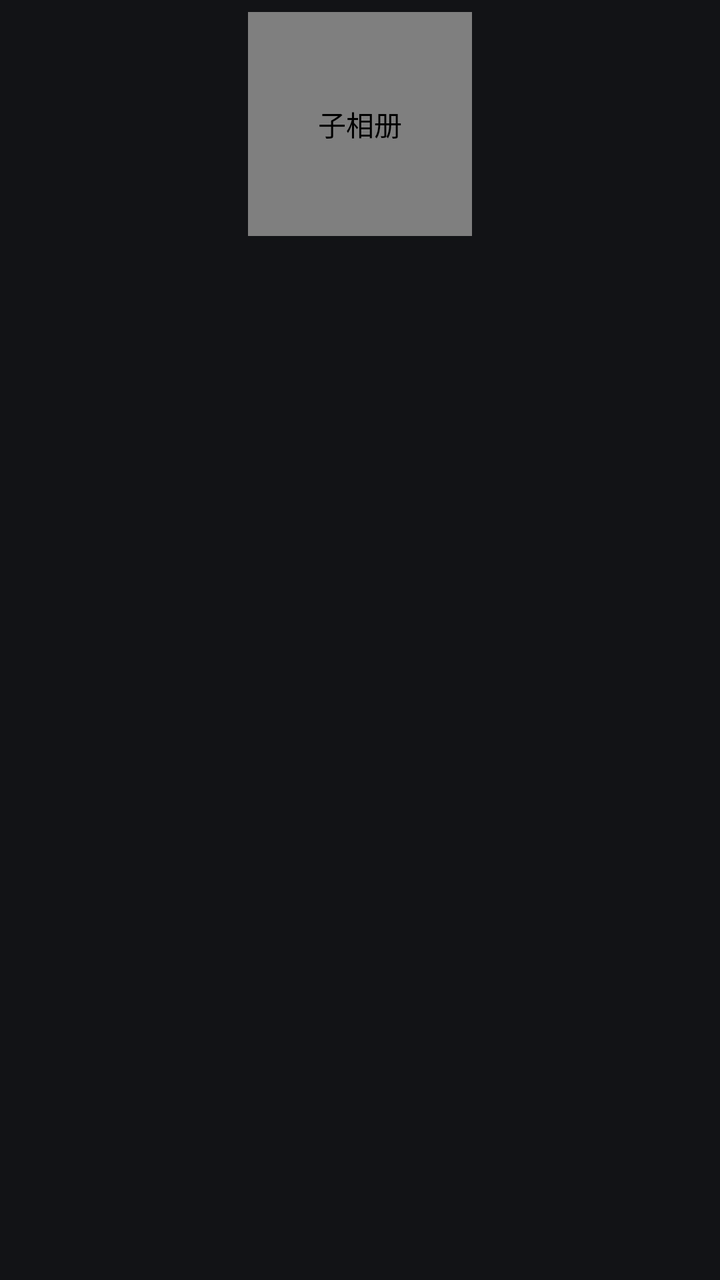
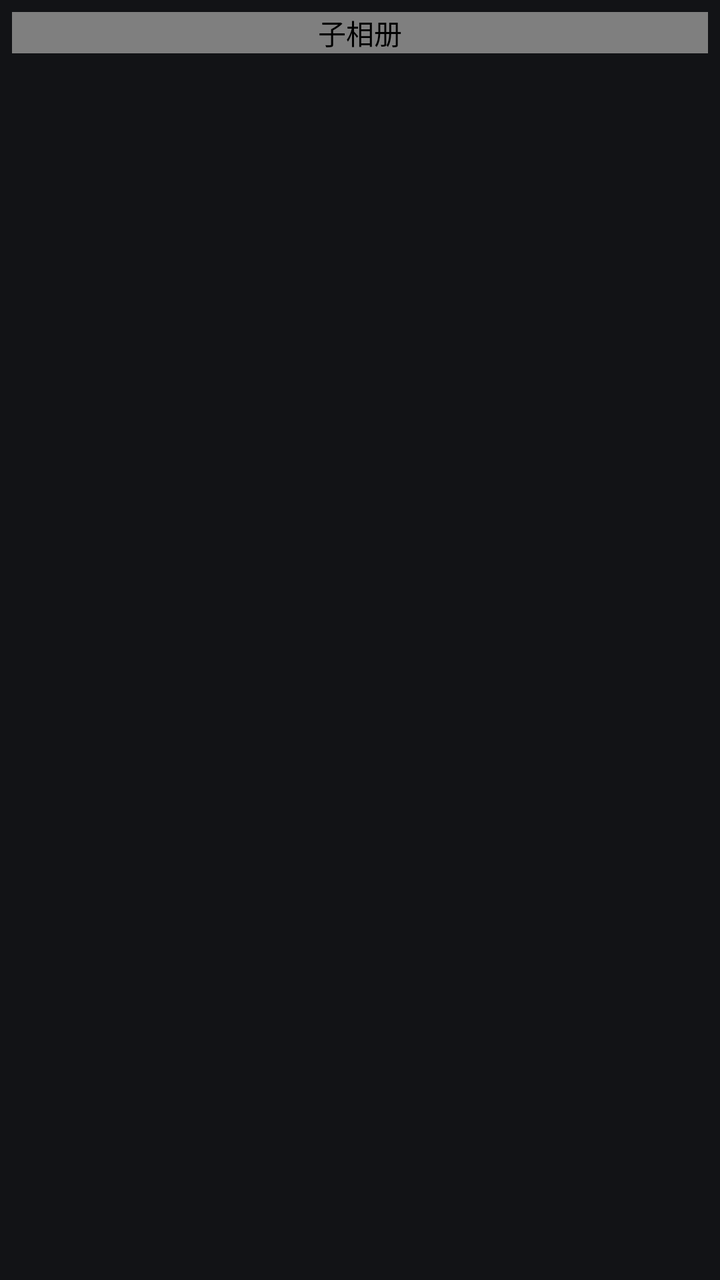

An Android layout rendered at two revisions. The XML below is the earlier revision; the diff shows what the commit changed to produce the second picture.
<!-- AndroidManifest.xml: application theme Theme.PhotoAlbum -->
<!-- res/layout/item_subalbum.xml -->
<?xml version="1.0" encoding="utf-8"?>
<LinearLayout xmlns:android="http://schemas.android.com/apk/res/android"
    android:layout_width="132dp"
    android:layout_height="wrap_content"
    android:background="?attr/selectableItemBackground"
    android:gravity="center_horizontal"
    android:orientation="vertical"
    android:padding="6dp">

    <com.privatealbum.app.widget.SquareImageView
        android:id="@+id/cover"
        android:layout_width="112dp"
        android:layout_height="112dp"
        android:background="@drawable/bg_thumb"
        android:contentDescription="@string/subalbum_section"
        android:scaleType="centerCrop" />

    <TextView
        android:id="@+id/name"
        android:layout_width="match_parent"
        android:layout_height="wrap_content"
        android:layout_marginTop="6dp"
        android:ellipsize="end"
        android:gravity="center"
        android:maxLines="1"
        android:textColor="@color/text_primary"
        android:textSize="14sp" />

    <TextView
        android:id="@+id/subtitle"
        android:layout_width="match_parent"
        android:layout_height="wrap_content"
        android:ellipsize="end"
        android:gravity="center"
        android:maxLines="1"
        android:textColor="@color/text_secondary"
        android:textSize="11sp" />
</LinearLayout>
<!-- resources referenced by this layout -->
<resources>
  <color name="text_primary">#FFECEEF1</color>
  <color name="text_secondary">#FF9AA0A6</color>
  <!-- drawable bg_thumb (drawable) -->
  <shape xmlns:android="http://schemas.android.com/apk/res/android" android:shape="rectangle">
      <solid android:color="@color/placeholder" />
      <corners android:radius="10dp" />
  </shape>
  <string name="subalbum_section">子相册</string>
  <style name="Theme.PhotoAlbum" parent="Theme.Material3.Dark.NoActionBar">
          <item name="colorPrimary">@color/accent</item>
          <item name="colorOnPrimary">@color/black</item>
          <item name="colorPrimaryContainer">@color/accent_dim</item>
          <item name="colorOnPrimaryContainer">@color/text_primary</item>
          <item name="colorSecondary">@color/accent</item>
          <item name="colorSurface">@color/surface</item>
          <item name="colorOnSurface">@color/text_primary</item>
          <item name="colorSurfaceVariant">@color/surface_high</item>
          <item name="colorOnSurfaceVariant">@color/text_secondary</item>
          <item name="android:colorBackground">@color/bg</item>
          <item name="colorOnBackground">@color/text_primary</item>
          <item name="android:statusBarColor">@color/bg</item>
          <item name="android:navigationBarColor">@color/surface</item>
          <item name="android:windowLightStatusBar">false</item>
          <item name="materialAlertDialogTheme">@style/Theme.PhotoAlbum.Dialog</item>
          <item name="bottomSheetDialogTheme">@style/Theme.PhotoAlbum.BottomSheet</item>
      </style>
  <color name="placeholder">#FF2A2E35</color>
  <color name="accent">#FF8AB4F8</color>
  <color name="black">#FF000000</color>
  <color name="accent_dim">#FF3B5B87</color>
  <color name="surface">#FF1B1D21</color>
  <color name="surface_high">#FF24272C</color>
  <color name="bg">#FF121316</color>
  <style name="Theme.PhotoAlbum.Dialog" parent="ThemeOverlay.Material3.MaterialAlertDialog">
          <item name="colorSurface">@color/surface_high</item>
          <item name="colorOnSurface">@color/text_primary</item>
      </style>
  <style name="Theme.PhotoAlbum.BottomSheet" parent="ThemeOverlay.Material3.BottomSheetDialog">
          <item name="bottomSheetStyle">@style/Widget.PhotoAlbum.BottomSheet</item>
      </style>
  <style name="Widget.PhotoAlbum.BottomSheet" parent="Widget.Material3.BottomSheet.Modal">
          <item name="backgroundTint">@color/surface_high</item>
      </style>
</resources>

<!-- the commit's change to res/layout/item_subalbum.xml (unified diff, before → after) -->
@@ -1,6 +1,6 @@
 <?xml version="1.0" encoding="utf-8"?>
 <LinearLayout xmlns:android="http://schemas.android.com/apk/res/android"
-    android:layout_width="132dp"
+    android:layout_width="match_parent"
     android:layout_height="wrap_content"
     android:background="?attr/selectableItemBackground"
     android:gravity="center_horizontal"
@@ -9,8 +9,8 @@
 
     <com.privatealbum.app.widget.SquareImageView
         android:id="@+id/cover"
-        android:layout_width="112dp"
-        android:layout_height="112dp"
+        android:layout_width="match_parent"
+        android:layout_height="wrap_content"
         android:background="@drawable/bg_thumb"
         android:contentDescription="@string/subalbum_section"
         android:scaleType="centerCrop" />
